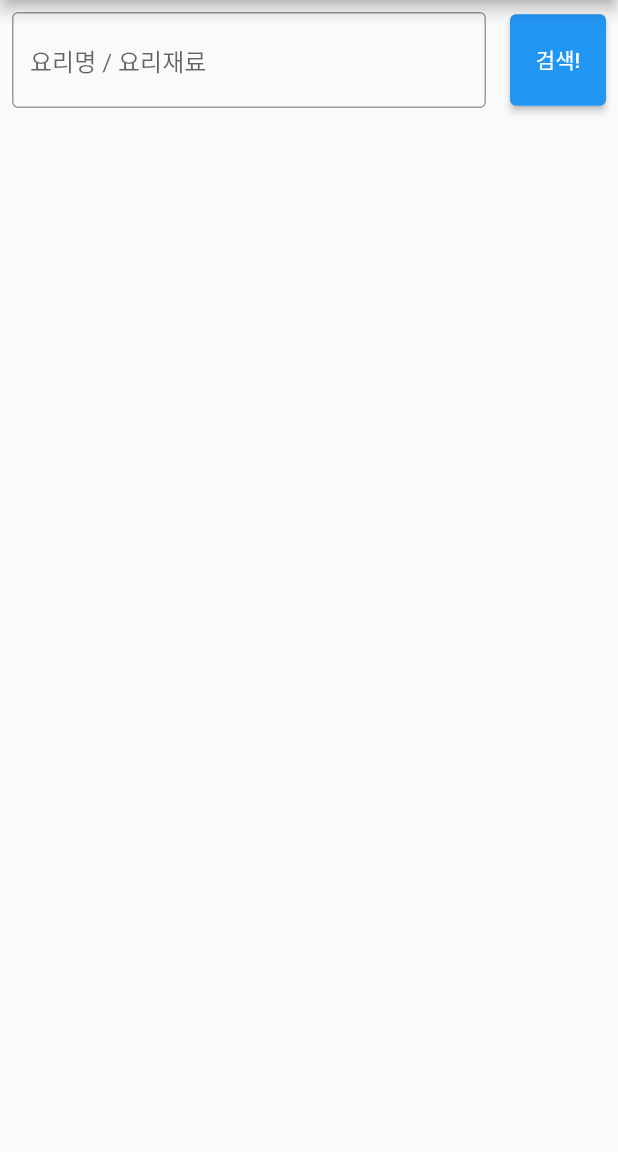
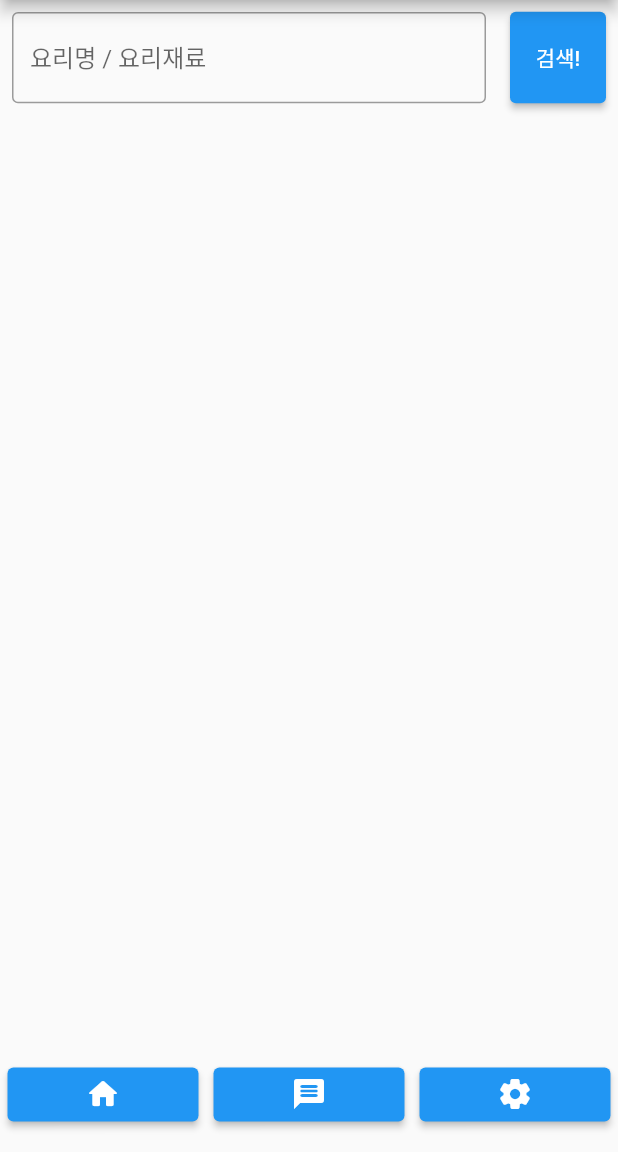
Before and after one commit to Raonshi/pocketrecipe_client, a Flutter app: the screen it shows after launch, on a phone screen of 412 x 824 dp, the part 84-1236 px from its top. Run offline on Flutter 3.47's test engine with Material 2 defaults, Android fonts, the phone set to English and light mode, and no system bars; our stand-ins replace get, logger, sprintf.

Commit message:
커뮤니티, 설정 UI구현중

```diff
--- a/lib/getx/controller.dart
+++ b/lib/getx/controller.dart
@@ -43,6 +43,13 @@ class APIController extends GetxController{
   }
 }
 
+class Controller extends GetxController{
+  RxInt centerPageSelect = 1.obs;
+
+}
+
+
+
 class Recipe{
   String name = '';
   String recipeImg = '';
--- a/lib/ui/pages/home.dart
+++ b/lib/ui/pages/home.dart
@@ -1,5 +1,8 @@
 import 'package:flutter/material.dart';
 import 'package:get/get.dart';
+import 'package:pocketrecipe_client/ui/pages/community_page.dart';
+import 'package:pocketrecipe_client/ui/pages/recipe_page.dart';
+import 'package:pocketrecipe_client/ui/pages/setting_page.dart';
 import 'package:pocketrecipe_client/ui/widgets/recipe_item.dart';
 
 import '../../getx/controller.dart';
@@ -11,15 +14,13 @@ class Home extends StatelessWidget {
   }
 }
 
-
-
 class HomeWidget extends StatefulWidget {
   @override
   _HomeWidgetState createState() => _HomeWidgetState();
 }
 
 class _HomeWidgetState extends State<HomeWidget> {
-  final controller = Get.put(APIController());
+  final controller = Get.put(Controller());
   TextEditingController textEditingController = TextEditingController();
 
   @override
@@ -28,52 +29,50 @@ class _HomeWidgetState extends State<HomeWidget> {
       child: Column(
         mainAxisSize: MainAxisSize.min,
         children: [
-          Row(
-            mainAxisAlignment: MainAxisAlignment.center,
-            mainAxisSize: MainAxisSize.max,
-            children: [
-              Flexible(
-                child: Padding(
-                  padding: const EdgeInsets.symmetric(horizontal: 8.0, vertical: 8.0),
-                  child: TextField(
-                    controller: textEditingController,
-                    maxLines: 1,
-                    decoration: InputDecoration(
-                      border: OutlineInputBorder(),
-                      hintText: "요리명 / 요리재료"
-                    ),
-                    onSubmitted: (str) {
-                      controller.getRecipeByName(textEditingController.text);
-                    },
-                  ),
-                ),
-              ),
-              Padding(
-                padding: const EdgeInsets.symmetric(horizontal: 8.0),
-                child: ElevatedButton(
-                    onPressed: () {
-                      controller.getRecipeByName(textEditingController.text);
-                    },
-                    child: Padding(
-                      padding: const EdgeInsets.symmetric(vertical: 20.0),
-                      child: Text("검색!"),
-                    )),
-              ),
-            ],
+          Expanded(
+            flex:9,
+            child: Obx(() => centerPage()),
           ),
 
-          Obx(() => Expanded(
-            child: ListView.builder(
-                shrinkWrap: true,
-                scrollDirection: Axis.vertical,
-                itemCount: controller.recipeList.length,
-                itemBuilder: (BuildContext context, int index) {
-                  return RecipeItem(controller.recipeList[index]);
-                }),
-          ),
+          Expanded(
+            flex:1,
+            child:Row(
+              mainAxisAlignment: MainAxisAlignment.center,
+              children: [
+                Expanded(flex:1, child: Padding(
+                  padding: const EdgeInsets.symmetric(vertical: 5.0, horizontal: 5.0),
+                  child: ElevatedButton(onPressed: () => controller.centerPageSelect.value = 1, child: Icon(Icons.home_rounded)),
+                )),
+
+                Expanded(flex:1, child: Padding(
+                  padding: const EdgeInsets.symmetric(vertical: 5.0, horizontal: 5.0),
+                  child: ElevatedButton(onPressed: () => controller.centerPageSelect.value = 2, child: Icon(Icons.message_rounded)),
+                )),
+
+                Expanded(flex:1, child: Padding(
+                  padding: const EdgeInsets.symmetric(vertical: 5.0, horizontal: 5.0),
+                  child: ElevatedButton(onPressed: () => controller.centerPageSelect.value = 3, child: Icon(Icons.settings_rounded)),
+                )),
+              ],
+            ),
           ),
         ],
       ),
     );
   }
+
+  Widget centerPage(){
+    if(controller.centerPageSelect.value == 1){
+      return RecipeSearch();
+    }
+    else if(controller.centerPageSelect.value == 2){
+      return CommunityPage();
+    }
+    else if(controller.centerPageSelect.value == 3){
+      return SettingPage();
+    }
+    else{
+      return RecipeSearch();
+    }
+  }
 }
--- a/lib/ui/pages/recipe_page.dart
+++ b/lib/ui/pages/recipe_page.dart
@@ -1,8 +1,76 @@
 import 'package:flutter/material.dart';
 import 'package:get/get.dart';
 import 'package:pocketrecipe_client/getx/controller.dart';
+import 'package:pocketrecipe_client/ui/widgets/recipe_item.dart';
 
 import 'home.dart';
+
+
+class RecipeSearch extends StatelessWidget {
+  final controller = Get.put(APIController());
+  TextEditingController textEditingController = TextEditingController();
+
+  @override
+  Widget build(BuildContext context) {
+    return Container(
+      child: Column(
+        mainAxisSize: MainAxisSize.min,
+        children: [
+          Expanded(
+            flex:1,
+            child: Row(
+              mainAxisAlignment: MainAxisAlignment.center,
+              mainAxisSize: MainAxisSize.max,
+              children: [
+                Flexible(
+                  child: Padding(
+                    padding: const EdgeInsets.symmetric(horizontal: 8.0, vertical: 8.0),
+                    child: TextField(
+                      controller: textEditingController,
+                      maxLines: 1,
+                      decoration: InputDecoration(
+                          border: OutlineInputBorder(),
+                          hintText: "요리명 / 요리재료"
+                      ),
+                      onSubmitted: (str) {
+                        controller.getRecipeByName(textEditingController.text);
+                      },
+                    ),
+                  ),
+                ),
+                Padding(
+                  padding: const EdgeInsets.symmetric(horizontal: 8.0),
+                  child: ElevatedButton(
+                      onPressed: () {
+                        controller.getRecipeByName(textEditingController.text);
+                      },
+                      child: Padding(
+                        padding: const EdgeInsets.symmetric(vertical: 20.0),
+                        child: Text("검색!"),
+                      )),
+                ),
+              ],
+            ),
+          ),
+
+          Expanded(
+            flex:8,
+            child: Obx(() => ListView.builder(
+                shrinkWrap: true,
+                scrollDirection: Axis.vertical,
+                itemCount: controller.recipeList.length,
+                itemBuilder: (BuildContext context, int index) {
+                  return RecipeItem(controller.recipeList[index]);
+                }),),
+          ),
+        ],
+      ),
+    );
+  }
+}
+
+
+
 
 class RecipePage extends StatelessWidget {
 
```
Also changed, not shown: lib/ui/pages/community_page.dart (added, +13 -0 lines), lib/ui/pages/setting_page.dart (added, +12 -0 lines), lib/ui/widgets/recipe_item.dart (+19 -28 lines).
